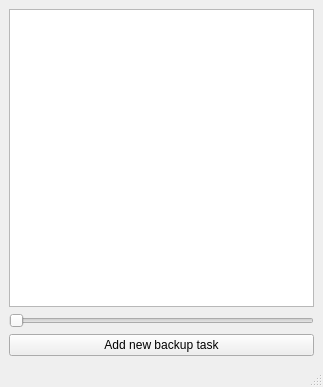
The window that mainwindow.ui (Marchell0o0/Backie) describes before a commit, drawn with Qt 5.
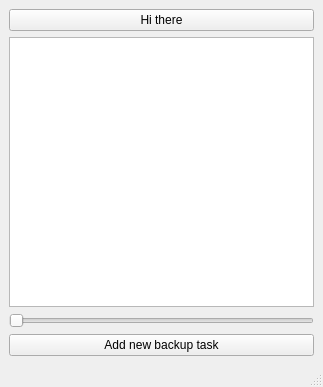
The same window after the commit.

Commit message: Changed prev button and added Hi there button

```diff
--- a/mainwindow.ui
+++ b/mainwindow.ui
@@ -15,6 +15,13 @@
   </property>
   <widget class="QWidget" name="centralwidget">
    <layout class="QVBoxLayout" name="verticalLayout">
+    <item>
+     <widget class="QPushButton" name="hiButton">
+      <property name="text">
+       <string>Hi there</string>
+      </property>
+     </widget>
+    </item>
     <item>
      <widget class="QListWidget" name="listWidget"/>
     </item>
```
Left out of the diff: 2 changed lines with no effect on the pictures. The commit also changes 2 other files.
